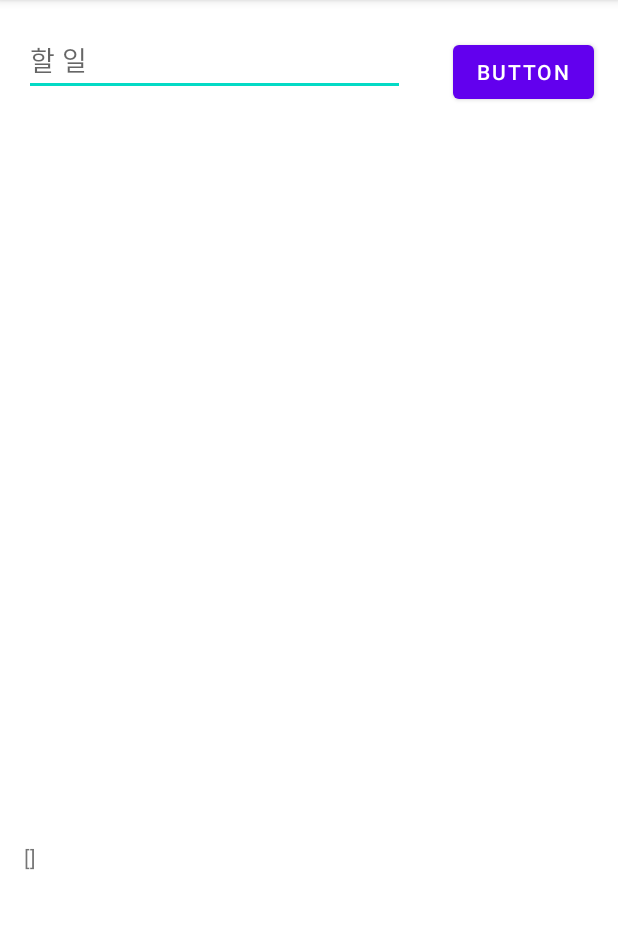
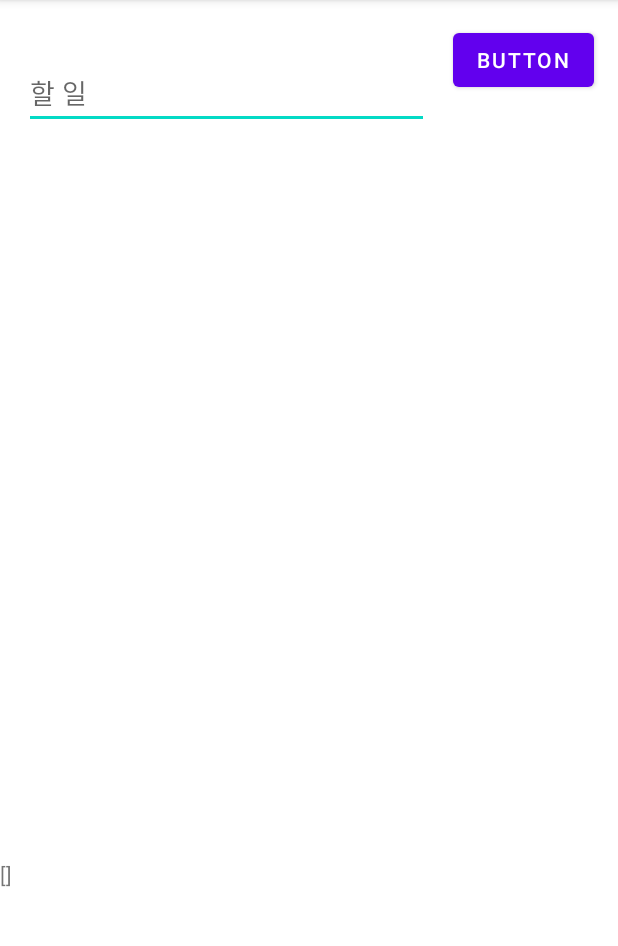
Before and after one commit to GONI95/Room_Java, an Android app: the screen it shows after launch (MainActivity), on a phone screen of 412 x 824 dp, the part 84-1030 px from its top. Run offline under Robolectric (Android 15) with nearby library versions, the phone set to English and light mode, and no system bars; our stand-ins replace Room's generated code, data binding.

Commit message:
information table

```diff
--- a/app/src/main/AndroidManifest.xml
+++ b/app/src/main/AndroidManifest.xml
@@ -9,6 +9,7 @@
         android:roundIcon="@mipmap/ic_launcher_round"
         android:supportsRtl="true"
         android:theme="@style/Theme.Room_Java">
+        <activity android:name=".SubActivity"></activity>
         <activity android:name=".MainActivity">
             <intent-filter>
                 <action android:name="android.intent.action.MAIN" />
--- a/app/src/main/java/com/example/room_java/MainActivity.java
+++ b/app/src/main/java/com/example/room_java/MainActivity.java
@@ -11,6 +11,7 @@ import androidx.recyclerview.widget.LinearLayoutManager;
 import androidx.recyclerview.widget.RecyclerView;
 import androidx.room.Room;
 
+import android.content.Intent;
 import android.os.AsyncTask;
 import android.os.Bundle;
 import android.util.Log;
@@ -52,7 +53,7 @@ public class MainActivity extends AppCompatActivity {
         // 10. ViewModel 객체 생성
 
         binding.setViewModel(viewModel);
-        // 12. viewModel이 binding 객체에 설정된 xml로 전달됨
+        // 12. viewModel이 binding 객체에 설정된 xml로 전달됨, xml에 <data> 선언해줘야함
 
         layoutManager = new LinearLayoutManager(this);
         binding.recyclerView.setLayoutManager(layoutManager);
--- a/app/src/main/java/com/example/room_java/MainViewModel.java
+++ b/app/src/main/java/com/example/room_java/MainViewModel.java
@@ -19,10 +19,16 @@ import java.util.List;
 public class MainViewModel extends AndroidViewModel {
     private AppDatabase db;
     private LiveData<List<Todo>> todos;
+    private LiveData<List<Information>> infors;
     private String editTodo;
     private Date date = new Date();
     private Todo todo;
+    private int position;
 
+    public int getPosition() { return position; }
+    public void setPosition(int position) { this.position = position; }
+    public LiveData<List<Information>> getInfors() { return infors; }
+    public void setInfors(LiveData<List<Information>> infors) { this.infors = infors; }
     public Date getDate() { return date; }
     public void setDate(Date date) { this.date = date; }
     public String getEditTodo() { return editTodo; }
@@ -48,10 +54,17 @@ public class MainViewModel extends AndroidViewModel {
 
         todos = getAll_todo();
         // 13. getAll_todo() 호출
+        infors = get_infor(getPosition());
+        Log.d("vm_position :", String.valueOf(getPosition()));
     }
     public LiveData<List<Todo>> getAll_todo(){
         return db.todoDao().getAll_todo();
     }   // 9. UI와 로직 분리를 위해 생성
+
+    public LiveData<List<Information>> get_infor(int id){
+        Log.d("vm_id :", String.valueOf(id));
+        return db.todoDao().get_infor(id);
+    }
 
     public void delete_todoItem(Integer id){
         new Thread(new Runnable() {
@@ -81,7 +94,6 @@ public class MainViewModel extends AndroidViewModel {
         // 8. 비동기처리를 위해 해당 클래스 실행   // 9. MainViewModel로 옮기고 소스변경
     }   // 9. UI와 로직 분리를 위해 생성
 
-
     private static class InsertAsyncTask extends AsyncTask<Todo, Void, Void> {
         private TodoDao todoDao;
         public InsertAsyncTask(TodoDao todoDao) {
@@ -93,4 +105,25 @@ public class MainViewModel extends AndroidViewModel {
             return null;
         }
     }   // 8. 비동기처리 // 9. MainViewModel로 옮김
+
+    public void insert_infor(Information information){
+        Log.d("Information", information.toString());
+        new Async(db.todoDao(), position).execute(information);
+    }
+
+    private static class Async extends AsyncTask<Information, Void, Void>{
+        private TodoDao todoDao;
+        private int position;
+
+        public Async(TodoDao todoDao, int position) {
+            this.todoDao = todoDao;
+            this.position = position;
+        }
+        @Override
+        protected Void doInBackground(Information... information) {
+            todoDao.insert_infor(information[position]);
+            return null;
+        }
+    }
+
 }
--- a/app/src/main/java/com/example/room_java/TodoDao.java
+++ b/app/src/main/java/com/example/room_java/TodoDao.java
@@ -16,8 +16,8 @@ public interface TodoDao {
     LiveData<List<Todo>> getAll_todo(); // Todo테이블에 여러 튜플을 가질 수 있으니 List
     // 6. Livedata
 
-    @Query("SELECT * FROM Information")
-    LiveData<List<Information>> getAll_infor();
+    @Query("SELECT * FROM Information WHERE sub_id=:id")
+    LiveData<List<Information>> get_infor(int id);
     // 6. Livedata
 
     @Insert
--- a/app/src/main/res/layout/activity_main.xml
+++ b/app/src/main/res/layout/activity_main.xml
@@ -16,7 +16,7 @@
 
         <!-- 양방향 가능 editText 입력 값이 자동으로 viewModel에 전달, 양방향 "=" -->
         <EditText
-            android:id="@+id/todo_editText"
+            android:id="@+id/infor_editText"
             android:layout_width="0dp"
             android:layout_height="wrap_content"
             android:layout_marginStart="16dp"
@@ -46,29 +46,27 @@
             app:layout_constraintBottom_toTopOf="@+id/recyclerView"
             app:layout_constraintEnd_toEndOf="parent"
             app:layout_constraintStart_toEndOf="@+id/todo_editText"
-            app:layout_constraintTop_toTopOf="parent" />
+            app:layout_constraintTop_toTopOf="parent"
+            tools:ignore="UnknownId" />
 
         <androidx.recyclerview.widget.RecyclerView
             android:id="@+id/recyclerView"
             android:layout_width="377dp"
             android:layout_height="434dp"
             android:layout_marginStart="16dp"
-            android:layout_marginTop="16dp"
-            android:layout_marginEnd="16dp"
+            android:layout_marginTop="43dp"
+            android:layout_marginEnd="18dp"
             android:layout_marginBottom="16dp"
             app:layout_constraintBottom_toTopOf="@+id/scrollView2"
             app:layout_constraintEnd_toEndOf="parent"
             app:layout_constraintStart_toStartOf="parent"
-            app:layout_constraintTop_toBottomOf="@+id/todo_editText" />
+            app:layout_constraintTop_toBottomOf="@+id/todo_button"
+            tools:ignore="UnknownId" />
 
         <ScrollView
             android:id="@+id/scrollView2"
             android:layout_width="match_parent"
             android:layout_height="0dp"
-            android:layout_marginStart="16dp"
-            android:layout_marginTop="16dp"
-            android:layout_marginEnd="16dp"
-            android:layout_marginBottom="16dp"
             app:layout_constraintBottom_toBottomOf="parent"
             app:layout_constraintEnd_toEndOf="parent"
             app:layout_constraintStart_toStartOf="parent"
@@ -76,7 +74,7 @@
 
             <LinearLayout
                 android:layout_width="match_parent"
-                android:layout_height="match_parent"
+                android:layout_height="wrap_content"
                 android:orientation="vertical">
 
                 <TextView
```
Also changed, not shown: app/src/main/java/com/example/room_java/CustomAdapter.java (+8 -0 lines), app/src/main/java/com/example/room_java/Information.java (+5 -2 lines), app/src/main/java/com/example/room_java/MyItem.java (deleted, +0 -17 lines), app/src/main/java/com/example/room_java/SubActivity.java (added, +52 -0 lines), app/src/main/res/layout/activity_sub.xml (added, +71 -0 lines).
